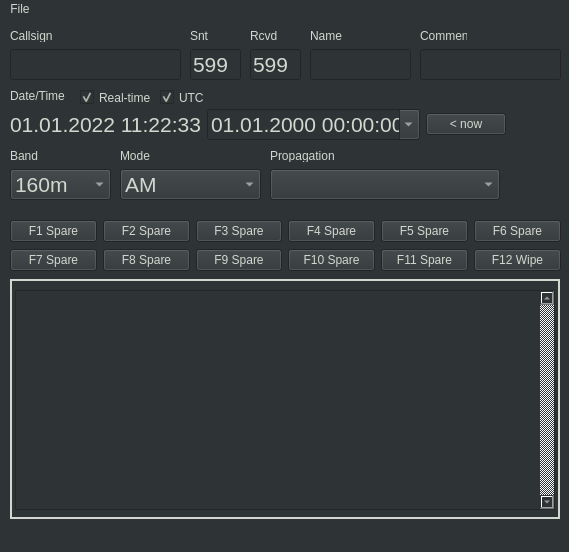
ut8uu/U2.Suite.Python, file Sources/U2.Suite/logger/ui/LoggerMainWindow.ui: the form before one commit.
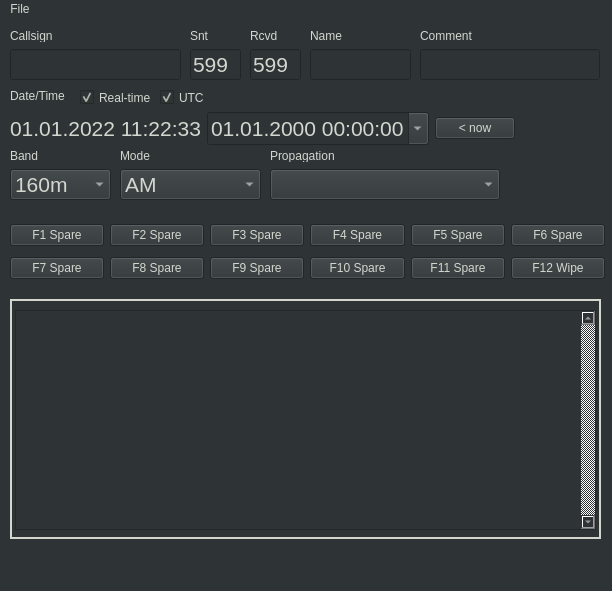
The form after the commit.

```diff
--- a/Sources/U2.Suite/logger/ui/LoggerMainWindow.ui
+++ b/Sources/U2.Suite/logger/ui/LoggerMainWindow.ui
@@ -6,8 +6,8 @@
    <rect>
     <x>0</x>
     <y>0</y>
-    <width>569</width>
-    <height>552</height>
+    <width>612</width>
+    <height>591</height>
    </rect>
   </property>
   <property name="windowTitle">
@@ -146,7 +146,7 @@
      <rect>
       <x>420</x>
       <y>10</y>
-      <width>47</width>
+      <width>80</width>
       <height>13</height>
      </rect>
     </property>
@@ -159,7 +159,7 @@
      <rect>
       <x>420</x>
       <y>30</y>
-      <width>141</width>
+      <width>180</width>
       <height>31</height>
      </rect>
     </property>
@@ -367,8 +367,8 @@
      <rect>
       <x>10</x>
       <y>200</y>
-      <width>551</width>
-      <height>54</height>
+      <width>595</width>
+      <height>65</height>
      </rect>
     </property>
     <layout class="QGridLayout" name="gridLayout">
@@ -565,8 +565,8 @@
     <property name="geometry">
      <rect>
       <x>10</x>
-      <y>260</y>
-      <width>550</width>
+      <y>280</y>
+      <width>591</width>
       <height>240</height>
      </rect>
     </property>
@@ -589,7 +589,7 @@
       <rect>
        <x>5</x>
        <y>11</y>
-       <width>540</width>
+       <width>581</width>
        <height>220</height>
       </rect>
      </property>
@@ -649,8 +649,8 @@
      <rect>
       <x>10</x>
       <y>90</y>
-      <width>496</width>
-      <height>31</height>
+      <width>652</width>
+      <height>39</height>
      </rect>
     </property>
     <layout class="QHBoxLayout" name="horizontalLayout">
@@ -730,8 +730,8 @@
     <rect>
      <x>0</x>
      <y>0</y>
-     <width>569</width>
-     <height>21</height>
+     <width>612</width>
+     <height>26</height>
     </rect>
    </property>
    <widget class="QMenu" name="menuFile">
```
Left out of the diff: 7 changed lines with no effect on the pictures.
